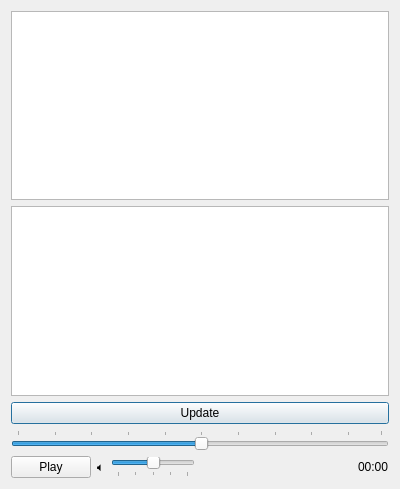
First picture: the form in gpx2table/viewdialog.ui, repository streamx3/gpx2table, before the edit.
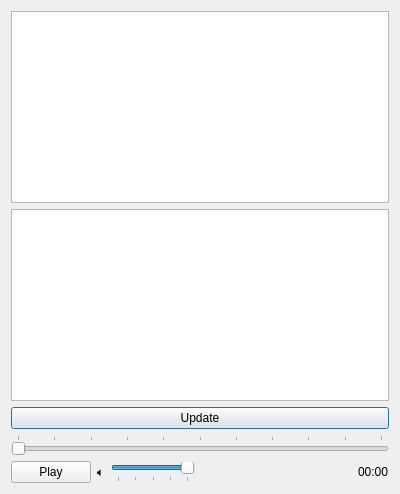
Second picture: the form after the edit.

Commit message: Added simple mp3 playback

```diff
--- a/gpx2table/viewdialog.ui
+++ b/gpx2table/viewdialog.ui
@@ -7,7 +7,7 @@
     <x>0</x>
     <y>0</y>
     <width>400</width>
-    <height>489</height>
+    <height>494</height>
    </rect>
   </property>
   <property name="sizePolicy">
@@ -39,8 +39,14 @@
       <layout class="QHBoxLayout" name="horizontalLayout_4">
        <item>
         <widget class="QSlider" name="horizontalSlider_timeline">
+         <property name="maximum">
+          <number>100000</number>
+         </property>
+         <property name="pageStep">
+          <number>1000</number>
+         </property>
          <property name="value">
-          <number>50</number>
+          <number>0</number>
          </property>
          <property name="orientation">
           <enum>Qt::Horizontal</enum>
@@ -49,7 +55,7 @@
           <enum>QSlider::TicksAbove</enum>
          </property>
          <property name="tickInterval">
-          <number>10</number>
+          <number>10000</number>
          </property>
         </widget>
        </item>
@@ -79,8 +85,14 @@
            <verstretch>0</verstretch>
           </sizepolicy>
          </property>
+         <property name="maximum">
+          <number>100</number>
+         </property>
          <property name="value">
-          <number>50</number>
+          <number>100</number>
+         </property>
+         <property name="sliderPosition">
+          <number>100</number>
          </property>
          <property name="orientation">
           <enum>Qt::Horizontal</enum>
@@ -101,7 +113,7 @@
          <property name="sizeHint" stdset="0">
           <size>
            <width>40</width>
-           <height>20</height>
+           <height>0</height>
           </size>
          </property>
         </spacer>
```
The commit also changes 2 other files.
